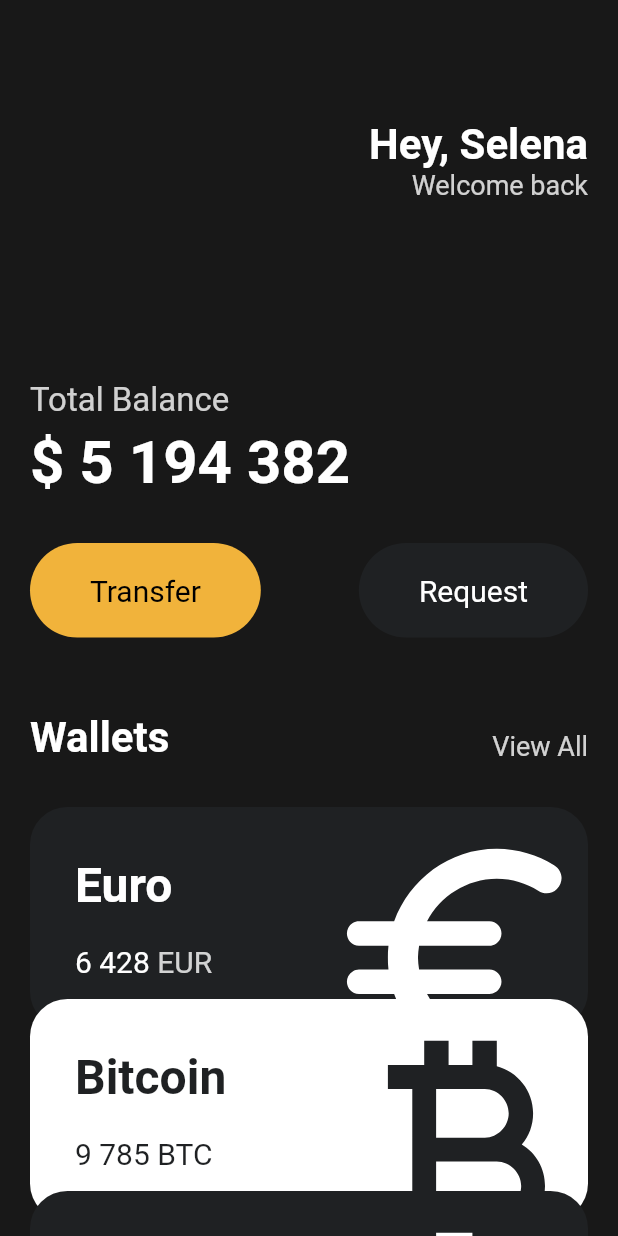
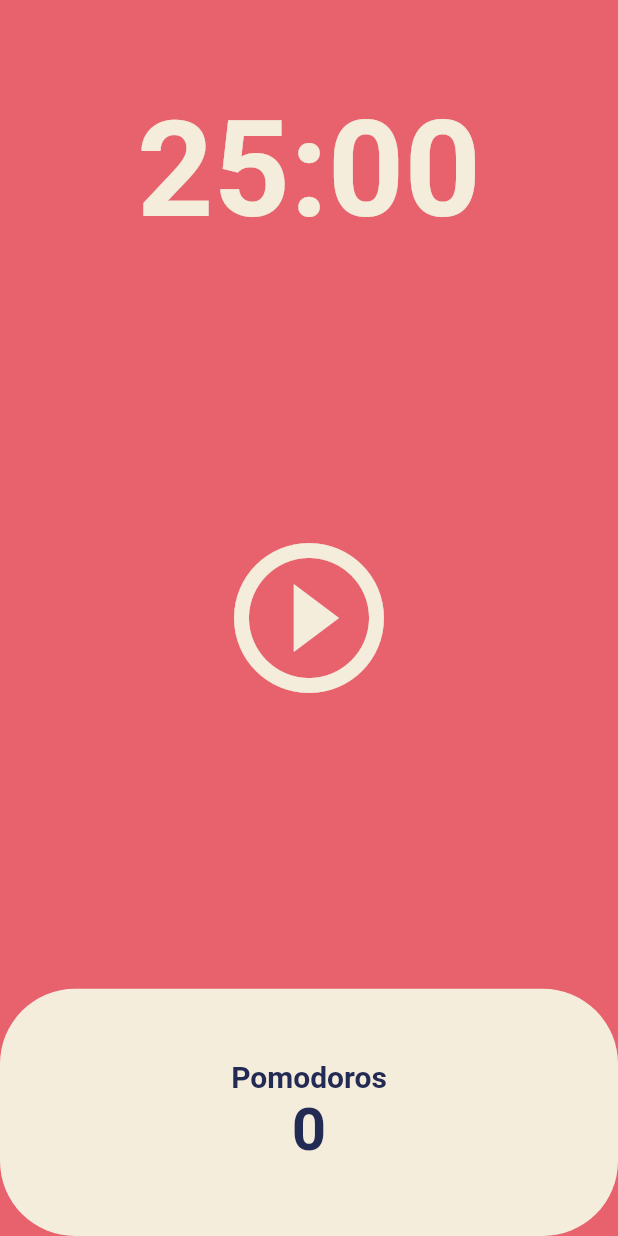
Before and after one commit to neo-rooney/nomadcoders_flutter_hello-flutter, a Flutter app: the screen it shows after launch, on a phone screen of 412 x 824 dp. Run offline on Flutter 3.47's test engine with Material 2 defaults, Android fonts, the phone set to English and light mode, and no system bars.

Commit message:
Feat: 5.0 Pomodoros - User Interface

```diff
--- a/lib/main.dart
+++ b/lib/main.dart
@@ -1,6 +1,5 @@
 import 'package:flutter/material.dart';
-import 'package:toonfix/widgets/button.dart';
-import 'package:toonfix/widgets/curreny_card.dart';
+import 'package:toonfix/screen/home_screen.dart';
 
 void main() {
   runApp(const App());
@@ -12,142 +11,17 @@ class App extends StatelessWidget {
   @override
   Widget build(BuildContext context) {
     return MaterialApp(
-      home: Scaffold(
-        backgroundColor: const Color(0xFF181818),
-        body: SingleChildScrollView(
-          child: Padding(
-            padding: const EdgeInsets.symmetric(
-              horizontal: 20,
-            ),
-            child: Column(
-              crossAxisAlignment: CrossAxisAlignment.start,
-              children: [
-                const SizedBox(
-                  height: 80,
-                ),
-                const Row(
-                  mainAxisAlignment: MainAxisAlignment.end,
-                  children: [
-                    Column(
-                      crossAxisAlignment: CrossAxisAlignment.end,
-                      children: [
-                        Text(
-                          'Hey, Selena',
-                          style: TextStyle(
-                            color: Colors.white,
-                            fontWeight: FontWeight.w700,
-                            fontSize: 28,
-                          ),
-                        ),
-                        Text(
-                          'Welcome back',
-                          style: TextStyle(
-                            color: Color.fromRGBO(255, 255, 255, 0.8),
-                            fontSize: 18,
-                          ),
-                        ),
-                      ],
-                    )
-                  ],
-                ),
-                const SizedBox(
-                  height: 120,
-                ),
-                Text(
-                  "Total Balance",
-                  style: TextStyle(
-                    fontSize: 22,
-                    color: Colors.white.withOpacity(0.8),
-                  ),
-                ),
-                const SizedBox(
-                  height: 5,
-                ),
-                const Text(
-                  "\$ 5 194 382",
-                  style: TextStyle(
-                    fontSize: 40,
-                    fontWeight: FontWeight.w700,
-                    color: Colors.white,
-                  ),
-                ),
-                const SizedBox(
-                  height: 30,
-                ),
-                const Row(
-                  mainAxisAlignment: MainAxisAlignment.spaceBetween,
-                  children: [
-                    Button(
-                      text: 'Transfer',
-                      bgColor: Color(0xFFF1B33B),
-                      textColor: Colors.black,
-                    ),
-                    Button(
-                      text: 'Request',
-                      bgColor: Color(0xFF1F2123),
-                      textColor: Colors.white,
-                    )
-                  ],
-                ),
-                const SizedBox(
-                  height: 50,
-                ),
-                Row(
-                  crossAxisAlignment: CrossAxisAlignment.end,
-                  mainAxisAlignment: MainAxisAlignment.spaceBetween,
-                  children: [
-                    const Text(
-                      'Wallets',
-                      style: TextStyle(
-                        fontSize: 28,
-                        fontWeight: FontWeight.w600,
-                        color: Colors.white,
-                      ),
-                    ),
-                    Text(
-                      'View All',
-                      style: TextStyle(
-                        fontSize: 18,
-                        color: Colors.white.withOpacity(0.8),
-                      ),
-                    ),
-                  ],
-                ),
-                const SizedBox(
-                  height: 30,
-                ),
-                const CurrencyCard(
-                  name: 'Euro',
-                  code: 'EUR',
-                  amount: '6 428',
-                  icon: Icons.euro_rounded,
-                  isInverted: false,
-                ),
-                Transform.translate(
-                  offset: const Offset(0, -20),
-                  child: const CurrencyCard(
-                    name: 'Bitcoin',
-                    code: 'BTC',
-                    amount: '9 785',
-                    icon: Icons.currency_bitcoin,
-                    isInverted: true,
-                  ),
-                ),
-                Transform.translate(
-                  offset: const Offset(0, -40),
-                  child: const CurrencyCard(
-                    name: 'Dollar',
-                    code: 'USD',
-                    amount: '428',
-                    icon: Icons.attach_money_outlined,
-                    isInverted: false,
-                  ),
-                ),
-              ],
+        theme: ThemeData(
+          colorScheme: ColorScheme.fromSwatch(
+            backgroundColor: const Color(0xFFE7626C),
+          ),
+          textTheme: const TextTheme(
+            displayLarge: TextStyle(
+              color: Color(0xFF232B55),
             ),
           ),
+          cardColor: const Color(0xFFF4EDDB),
         ),
-      ),
-    );
+        home: const HomeScreen());
   }
 }
--- /dev/null
+++ b/lib/screen/home_screen.dart
@@ -0,0 +1,85 @@
+import 'package:flutter/material.dart';
+
+class HomeScreen extends StatefulWidget {
+  const HomeScreen({super.key});
+
+  @override
+  State<HomeScreen> createState() => _HomeScreenState();
+}
+
+class _HomeScreenState extends State<HomeScreen> {
+  @override
+  Widget build(BuildContext context) {
+    return Scaffold(
+      backgroundColor: Theme.of(context).colorScheme.background,
+      body: Column(
+        children: [
+          Flexible(
+            flex: 1,
+            child: Container(
+              alignment: Alignment.bottomCenter,
+              child: Text(
+                '25:00',
+                style: TextStyle(
+                  fontSize: 89,
+                  fontWeight: FontWeight.w600,
+                  color: Theme.of(context).cardColor,
+                ),
+              ),
+            ),
+          ),
+          Flexible(
+            flex: 3,
+            child: Center(
+              child: IconButton(
+                iconSize: 120,
+                color: Theme.of(context).cardColor,
+                onPressed: () {},
+                icon: const Icon(
+                  Icons.play_circle_outline_outlined,
+                ),
+              ),
+            ),
+          ),
+          Flexible(
+            flex: 1,
+            child: Row(
+              children: [
+                Expanded(
+                  child: Container(
+                    decoration: BoxDecoration(
+                        color: Theme.of(context).cardColor,
+                        borderRadius: BorderRadius.circular(50)),
+                    child: Column(
+                      mainAxisAlignment: MainAxisAlignment.center,
+                      children: [
+                        Text(
+                          "Pomodoros",
+                          style: TextStyle(
+                            color:
+                                Theme.of(context).textTheme.displayLarge!.color,
+                            fontSize: 20,
+                            fontWeight: FontWeight.w600,
+                          ),
+                        ),
+                        Text(
+                          "0",
+                          style: TextStyle(
+                            color:
+                                Theme.of(context).textTheme.displayLarge!.color,
+                            fontSize: 40,
+                            fontWeight: FontWeight.w600,
+                          ),
+                        )
+                      ],
+                    ),
+                  ),
+                )
+              ],
+            ),
+          ),
+        ],
+      ),
+    );
+  }
+}
```
